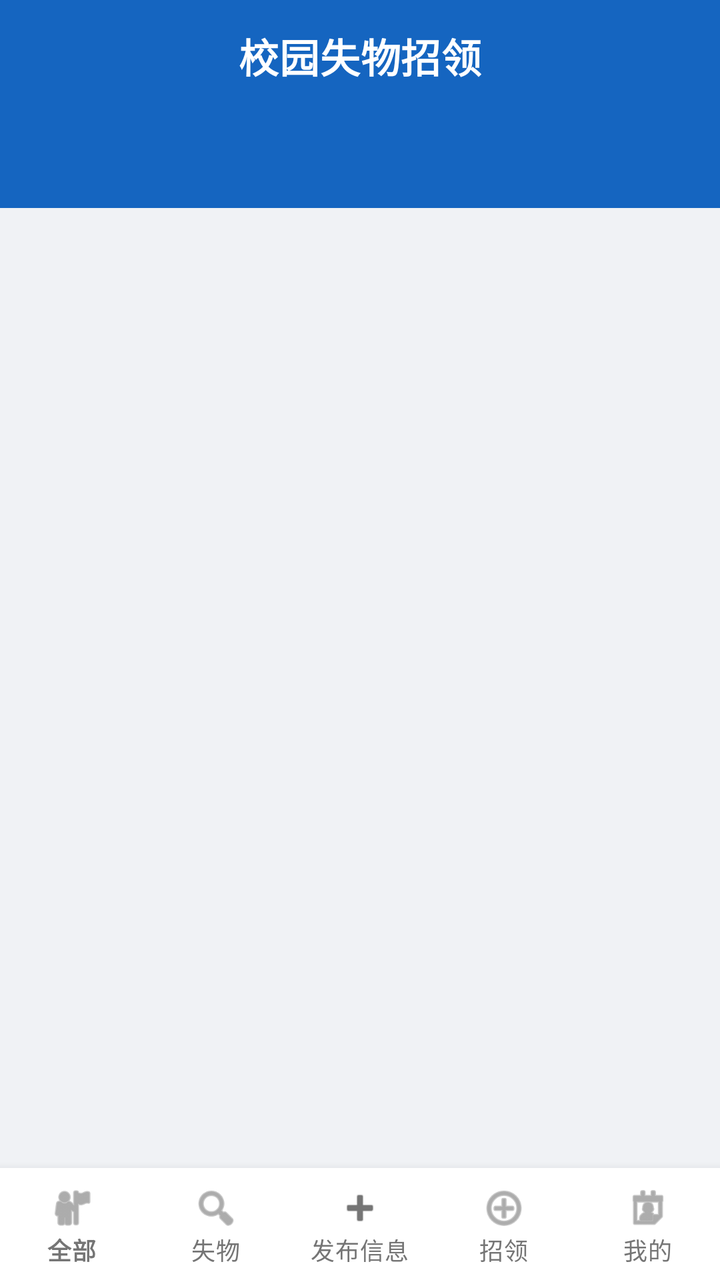
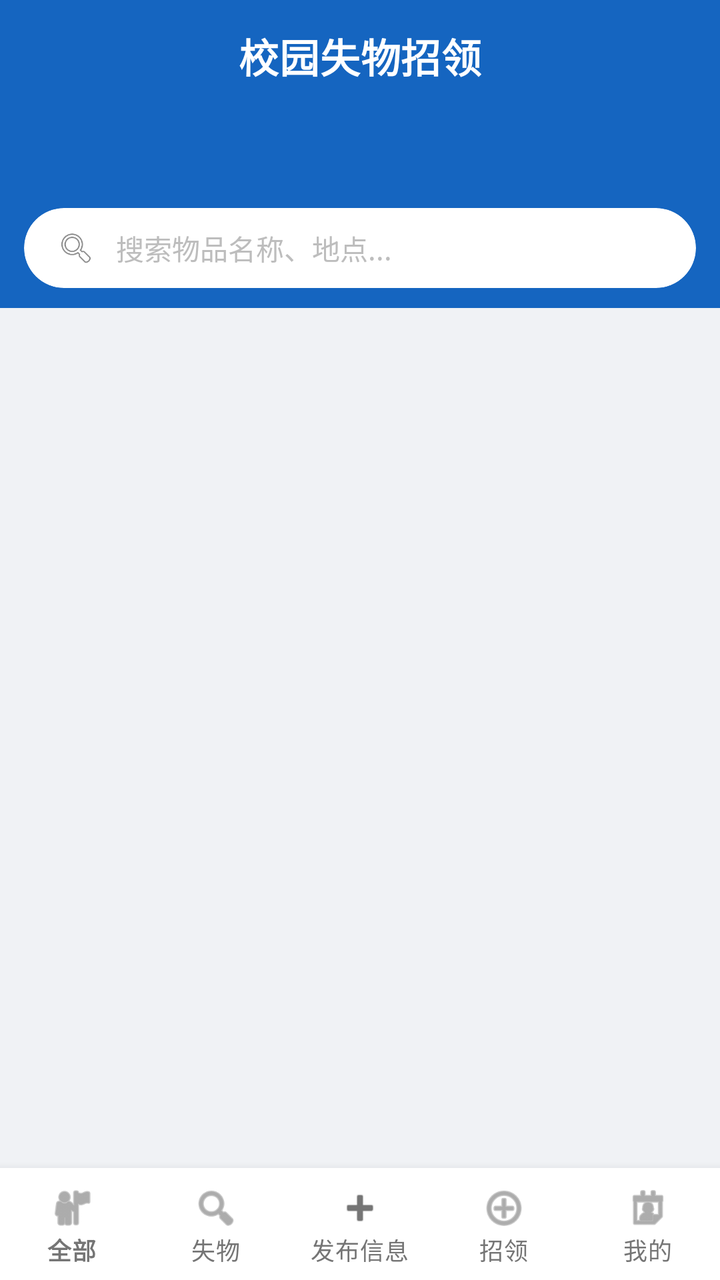

The first picture is an Android layout as it rendered before a commit; the second is the same layout after the commit. The layout source and the unified diff follow.
<!-- AndroidManifest.xml: application theme Theme.CampusLostFound -->
<!-- res/layout/activity_main.xml -->
<?xml version="1.0" encoding="utf-8"?>
<androidx.coordinatorlayout.widget.CoordinatorLayout xmlns:android="http://schemas.android.com/apk/res/android"
    xmlns:app="http://schemas.android.com/apk/res-auto"
    android:layout_width="match_parent"
    android:layout_height="match_parent"
    android:background="@color/gray_bg"
    android:fitsSystemWindows="true">

    <com.google.android.material.appbar.AppBarLayout
        android:layout_width="match_parent"
        android:layout_height="wrap_content"
        android:background="@color/primary"
        app:elevation="0dp">

        <com.google.android.material.appbar.MaterialToolbar
            android:id="@+id/toolbar"
            android:layout_width="match_parent"
            android:layout_height="?attr/actionBarSize"
            android:background="@color/primary"
            app:title="@string/app_name"
            app:titleTextColor="@color/white"
            app:titleCentered="true"
            app:titleTextAppearance="@style/ToolbarTitleStyle" />

        <com.google.android.material.tabs.TabLayout
            android:id="@+id/tabLayout"
            android:layout_width="match_parent"
            android:layout_height="48dp"
            android:background="@color/primary"
            app:tabTextColor="@color/white"
            app:tabSelectedTextColor="@color/white"
            app:tabIndicatorColor="@color/accent"
            app:tabIndicatorHeight="3dp"
            app:tabMode="scrollable"
            app:tabRippleColor="@color/white"
            app:tabTextAppearance="@style/TabTextStyle" />

    </com.google.android.material.appbar.AppBarLayout>

    <FrameLayout
        android:layout_width="match_parent"
        android:layout_height="match_parent"
        android:layout_marginBottom="56dp"
        app:layout_behavior="@string/appbar_scrolling_view_behavior">

        <androidx.viewpager2.widget.ViewPager2
            android:id="@+id/viewPager"
            android:layout_width="match_parent"
            android:layout_height="match_parent" />

    </FrameLayout>

    <com.google.android.material.bottomnavigation.BottomNavigationView
        android:id="@+id/bottomNav"
        android:layout_width="match_parent"
        android:layout_height="wrap_content"
        android:layout_gravity="bottom"
        android:background="@color/card_white"
        android:fitsSystemWindows="true"
        app:menu="@menu/bottom_nav_menu"
        app:labelVisibilityMode="labeled"
        app:elevation="8dp"
        app:itemActiveIndicatorStyle="@style/ActiveIndicatorStyle" />

</androidx.coordinatorlayout.widget.CoordinatorLayout>
<!-- resources referenced by this layout -->
<resources>
  <color name="accent">#FFFF6D00</color>
  <color name="card_white">#FFFFFFFF</color>
  <color name="gray_bg">#FFF0F2F5</color>
  <color name="primary">#FF1565C0</color>
  <color name="white">#FFFFFFFF</color>
  <string name="app_name">校园失物招领</string>
  <style name="ActiveIndicatorStyle">
          <item name="android:color">@color/primary_light</item>
          <item name="android:width">0dp</item>
      </style>
  <style name="TabTextStyle" parent="TextAppearance.Design.Tab">
          <item name="android:textSize">13sp</item>
          <item name="textAllCaps">false</item>
      </style>
  <style name="ToolbarTitleStyle" parent="TextAppearance.MaterialComponents.Headline6">
          <item name="android:textSize">20sp</item>
          <item name="android:textStyle">bold</item>
      </style>
  <style name="Theme.CampusLostFound" parent="Theme.MaterialComponents.Light.NoActionBar">
          <item name="colorPrimary">@color/primary</item>
          <item name="colorPrimaryDark">@color/primary_dark</item>
          <item name="colorAccent">@color/accent</item>
          <item name="android:statusBarColor">@color/primary_dark</item>
          <item name="android:navigationBarColor">@color/white</item>
          <item name="android:windowLightStatusBar">false</item>
          <item name="bottomNavigationStyle">@style/BottomNavStyle</item>
      </style>
  <color name="primary_light">#FFE3F2FD</color>
  <color name="primary_dark">#FF0D47A1</color>
  <style name="BottomNavStyle" parent="Widget.MaterialComponents.BottomNavigationView">
          <item name="android:background">@color/card_white</item>
          <item name="itemTextColor">@color/text_secondary</item>
          <item name="itemIconTint">@color/text_secondary</item>
      </style>
  <color name="text_secondary">#FF757575</color>
</resources>

<!-- the commit's change to res/layout/activity_main.xml (unified diff, before → after) -->
@@ -35,6 +35,57 @@
             app:tabRippleColor="@color/white"
             app:tabTextAppearance="@style/TabTextStyle" />
 
+        <LinearLayout
+            android:layout_width="match_parent"
+            android:layout_height="wrap_content"
+            android:orientation="horizontal"
+            android:paddingStart="12dp"
+            android:paddingEnd="12dp"
+            android:paddingBottom="10dp"
+            android:background="@color/primary">
+
+            <com.google.android.material.card.MaterialCardView
+                android:layout_width="match_parent"
+                android:layout_height="40dp"
+                app:cardCornerRadius="20dp"
+                app:cardElevation="0dp"
+                app:cardBackgroundColor="@color/card_white"
+                app:strokeWidth="0dp">
+
+                <LinearLayout
+                    android:layout_width="match_parent"
+                    android:layout_height="match_parent"
+                    android:orientation="horizontal"
+                    android:gravity="center_vertical"
+                    android:paddingStart="16dp"
+                    android:paddingEnd="12dp">
+
+                    <ImageView
+                        android:layout_width="20dp"
+                        android:layout_height="20dp"
+                        android:src="@android:drawable/ic_menu_search"
+                        android:contentDescription="搜索" />
+
+                    <EditText
+                        android:id="@+id/etSearch"
+                        android:layout_width="0dp"
+                        android:layout_height="match_parent"
+                        android:layout_weight="1"
+                        android:layout_marginStart="10dp"
+                        android:background="@null"
+                        android:hint="搜索物品名称、地点..."
+                        android:textColorHint="@color/text_hint"
+                        android:textSize="14sp"
+                        android:textColor="@color/text_primary"
+                        android:imeOptions="actionSearch"
+                        android:inputType="text"
+                        android:maxLines="1" />
+
+                </LinearLayout>
+            </com.google.android.material.card.MaterialCardView>
+
+        </LinearLayout>
+
     </com.google.android.material.appbar.AppBarLayout>
 
     <FrameLayout
<!-- resource entries referenced after the edit -->
@@ -4,6 +4,8 @@
   <color name="card_white">#FFFFFFFF</color>
   <color name="gray_bg">#FFF0F2F5</color>
   <color name="primary">#FF1565C0</color>
+  <color name="text_hint">#FFBDBDBD</color>
+  <color name="text_primary">#FF212121</color>
   <color name="white">#FFFFFFFF</color>
   <string name="app_name">校园失物招领</string>
   <style name="ActiveIndicatorStyle">
